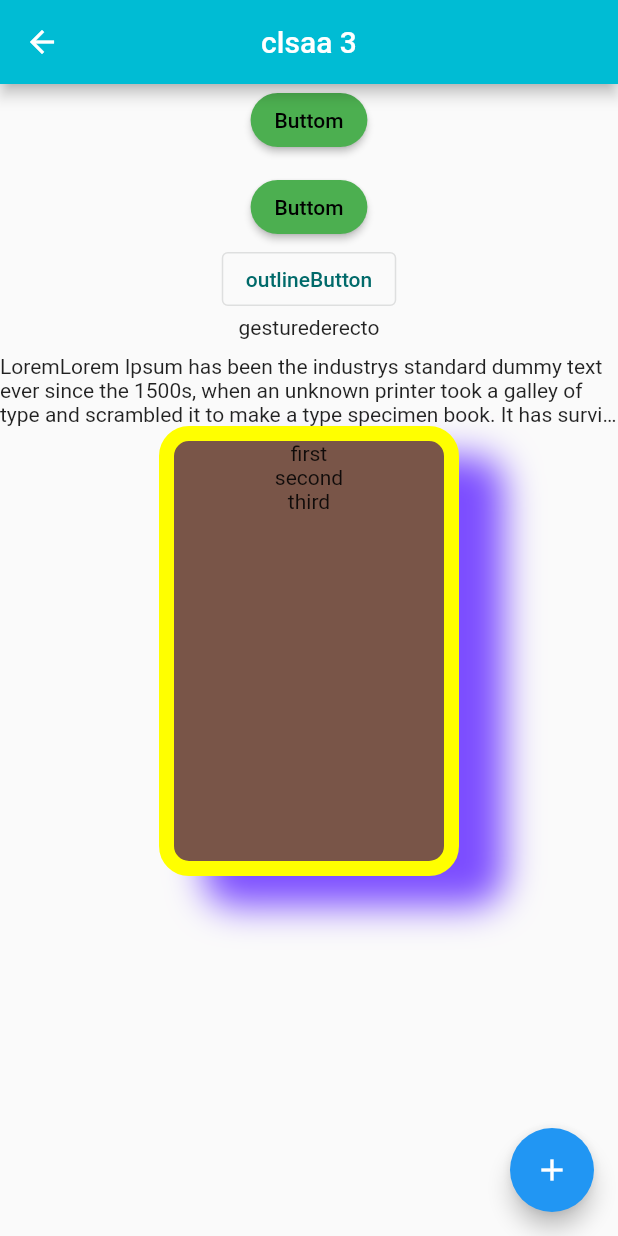
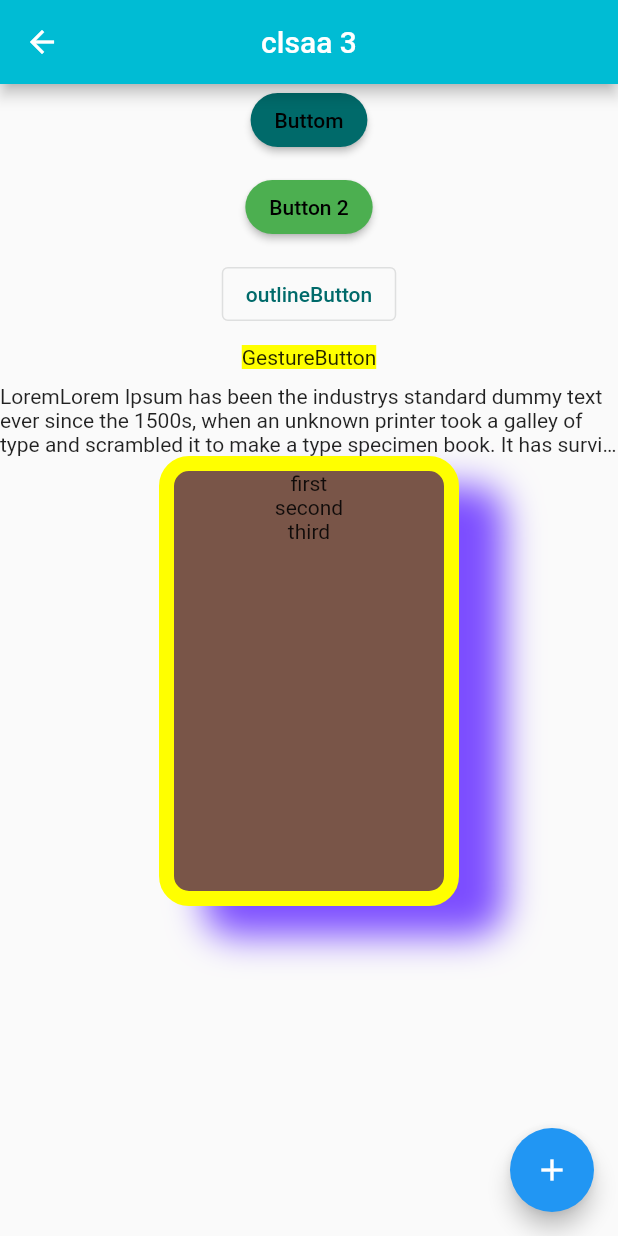
Before and after one commit to Maha6468/ostad_flutter_practice, a Flutter app: the FlutterClass3 screen opened directly, on a phone screen of 412 x 824 dp. Run offline on Flutter 3.47's test engine with Material 3 defaults, Android fonts, the phone set to English and light mode, and no system bars.

Commit message:
gesture  Button with color

```diff
--- a/lib/Flutter_Practice/Module_7/flutter_class_3.dart
+++ b/lib/Flutter_Practice/Module_7/flutter_class_3.dart
@@ -17,13 +17,14 @@ class FlutterClass3 extends StatelessWidget {
           children: [
             ElevatedButton(
                 style:ElevatedButton.styleFrom(
-                  backgroundColor: Colors.green,
+                //  backgroundColor: Colors.green,
                   foregroundColor: Colors.black,
                   shape: RoundedRectangleBorder(
                     borderRadius: BorderRadius.circular(20),
                   )
                 ),
                 onPressed: (){
+                  print('first button');
             }, child: Text('Buttom')
             ),
             SizedBox(height: 10,),
@@ -36,17 +37,25 @@ class FlutterClass3 extends StatelessWidget {
                     )
                 ),
                 onPressed: (){
-                }, child: Text('Buttom')
+                  print('second button');
+                }, child: Text('Button 2')
             ),
+            SizedBox(height: 10,),
             OutlinedButton(onPressed: (){
-
-            }, child: Text('outlineButton')
+              print('outline button');
+            }, child: Text('outlineButton',)
             ),
+            SizedBox(height: 10,),
             GestureDetector(
               onTap: (){
-
+                print('gstButton');
               },
-              child: Text('gesturederecto'),
+              child: Container(
+                decoration: BoxDecoration(
+                  color: Colors.yellowAccent,
+                ),
+                child: Text('GestureButton'),
+              ),
             ),
             SizedBox(height: 10,),
             Text(
```
